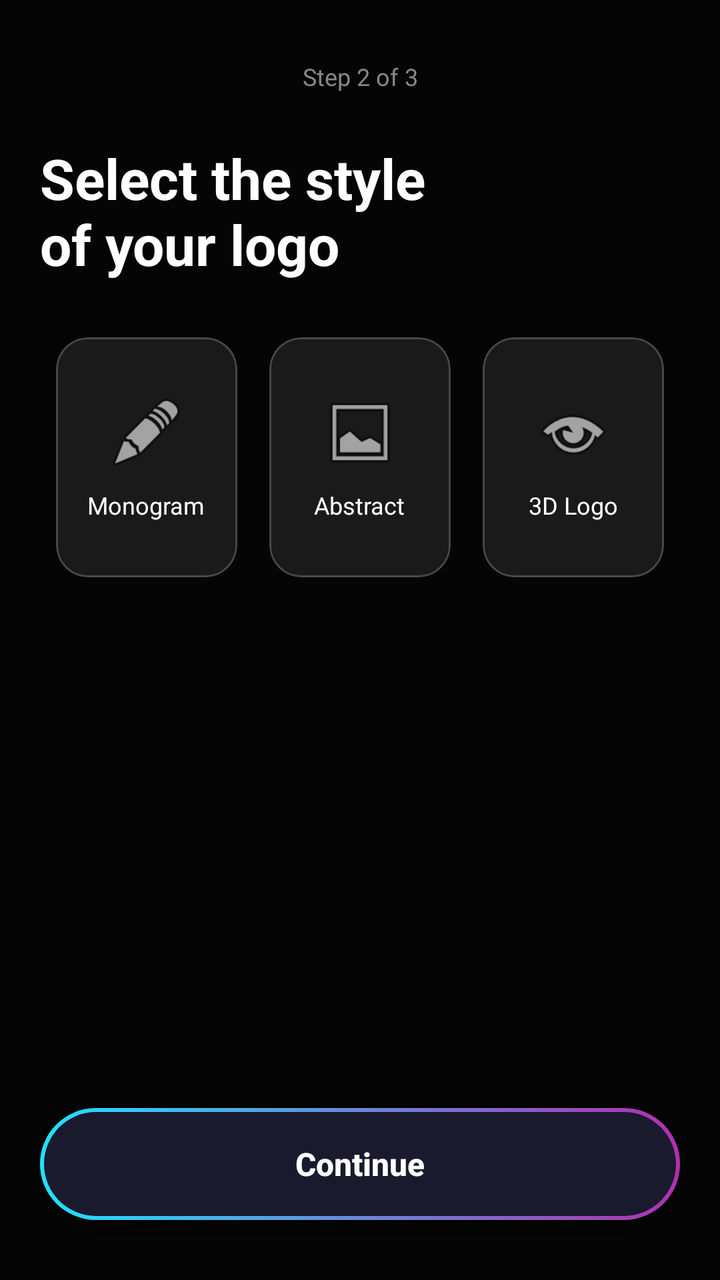
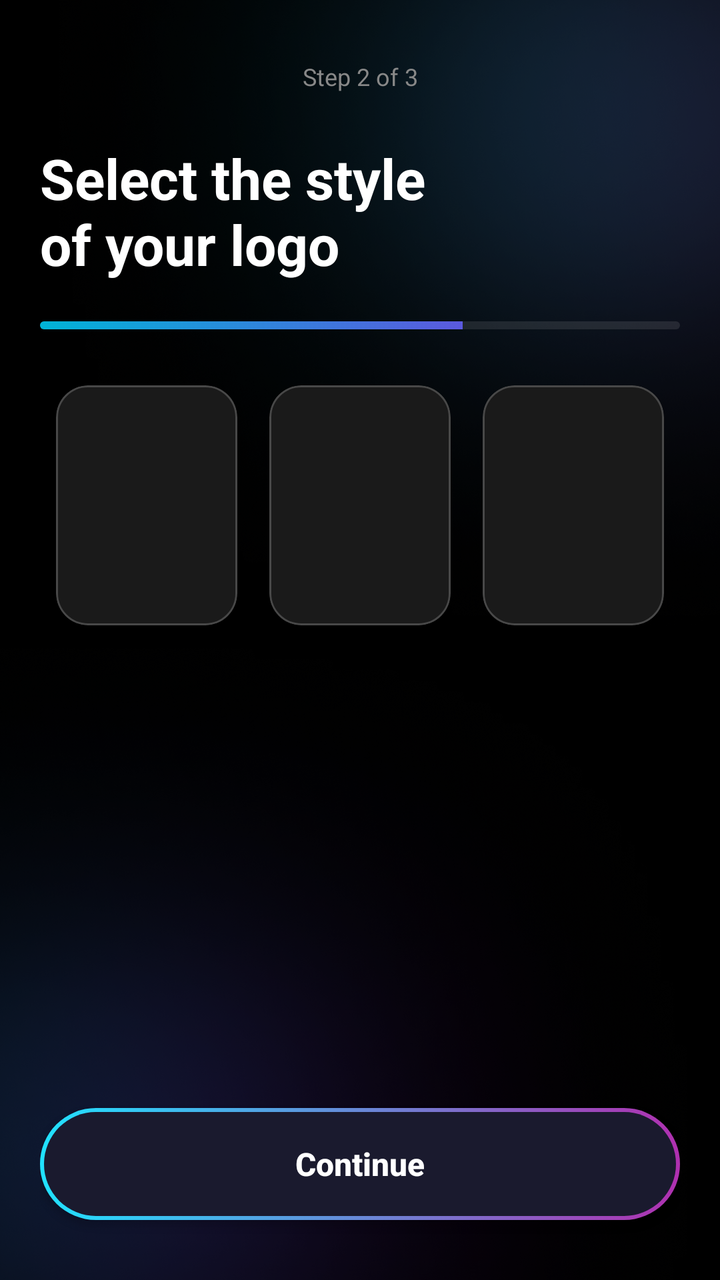

Before-and-after screenshots of an Android layout around one commit, followed by the original layout XML and the change that was made.
<!-- AndroidManifest.xml: application theme Theme.AILogoMaker -->
<!-- res/layout/fragment_style.xml -->
<?xml version="1.0" encoding="utf-8"?>
<androidx.constraintlayout.widget.ConstraintLayout xmlns:android="http://schemas.android.com/apk/res/android"
    xmlns:app="http://schemas.android.com/apk/res-auto"
    android:layout_width="match_parent"
    android:layout_height="match_parent"
    android:background="#050505"
    android:padding="20dp">

    <TextView
        android:id="@+id/tvStepCount"
        android:layout_width="wrap_content"
        android:layout_height="wrap_content"
        android:layout_marginTop="10dp"
        android:text="Step 2 of 3"
        android:textColor="#888888"
        android:textSize="12sp"
        app:layout_constraintEnd_toEndOf="parent"
        app:layout_constraintStart_toStartOf="parent"
        app:layout_constraintTop_toTopOf="parent" />

    <TextView
        android:id="@+id/tvTitle"
        android:layout_width="wrap_content"
        android:layout_height="wrap_content"
        android:layout_marginTop="24dp"
        android:text="Select the style\nof your logo"
        android:textColor="#FFFFFF"
        android:textSize="28sp"
        android:textStyle="bold"
        app:layout_constraintStart_toStartOf="parent"
        app:layout_constraintTop_toBottomOf="@id/tvStepCount" />

    <ScrollView
        android:layout_width="match_parent"
        android:layout_height="0dp"
        android:layout_marginTop="20dp"
        android:layout_marginBottom="20dp"
        app:layout_constraintBottom_toTopOf="@id/btnContinue"
        app:layout_constraintTop_toBottomOf="@id/tvTitle">

        <GridLayout
            android:layout_width="match_parent"
            android:layout_height="wrap_content"
            android:alignmentMode="alignMargins"
            android:columnCount="3"
            android:rowCount="2">

            <com.google.android.material.card.MaterialCardView
                android:id="@+id/cardMonogram"
                android:layout_width="0dp"
                android:layout_height="120dp"
                android:layout_columnWeight="1"
                android:layout_margin="8dp"
                app:cardBackgroundColor="#1A1A1A"
                app:cardCornerRadius="16dp"
                app:strokeColor="#33FFFFFF"
                app:strokeWidth="1dp">

                <LinearLayout
                    android:layout_width="match_parent"
                    android:layout_height="match_parent"
                    android:gravity="center"
                    android:orientation="vertical">

                    <ImageView
                        android:layout_width="40dp"
                        android:layout_height="40dp"
                        android:src="@android:drawable/ic_menu_edit" />

                    <TextView
                        android:layout_width="wrap_content"
                        android:layout_height="wrap_content"
                        android:layout_marginTop="8dp"
                        android:text="Monogram"
                        android:textColor="#FFFFFF"
                        android:textSize="12sp" />
                </LinearLayout>
            </com.google.android.material.card.MaterialCardView>

            <com.google.android.material.card.MaterialCardView
                android:id="@+id/cardAbstract"
                android:layout_width="0dp"
                android:layout_height="120dp"
                android:layout_columnWeight="1"
                android:layout_margin="8dp"
                app:cardBackgroundColor="#1A1A1A"
                app:cardCornerRadius="16dp"
                app:strokeColor="#33FFFFFF"
                app:strokeWidth="1dp">

                <LinearLayout
                    android:layout_width="match_parent"
                    android:layout_height="match_parent"
                    android:gravity="center"
                    android:orientation="vertical">

                    <ImageView
                        android:layout_width="40dp"
                        android:layout_height="40dp"
                        android:src="@android:drawable/ic_menu_gallery" />

                    <TextView
                        android:layout_width="wrap_content"
                        android:layout_height="wrap_content"
                        android:layout_marginTop="8dp"
                        android:text="Abstract"
                        android:textColor="#FFFFFF"
                        android:textSize="12sp" />
                </LinearLayout>
            </com.google.android.material.card.MaterialCardView>

            <com.google.android.material.card.MaterialCardView
                android:id="@+id/card3D"
                android:layout_width="0dp"
                android:layout_height="120dp"
                android:layout_columnWeight="1"
                android:layout_margin="8dp"
                app:cardBackgroundColor="#1A1A1A"
                app:cardCornerRadius="16dp"
                app:strokeColor="#33FFFFFF"
                app:strokeWidth="1dp">

                <LinearLayout
                    android:layout_width="match_parent"
                    android:layout_height="match_parent"
                    android:gravity="center"
                    android:orientation="vertical">

                    <ImageView
                        android:layout_width="40dp"
                        android:layout_height="40dp"
                        android:src="@android:drawable/ic_menu_view" />

                    <TextView
                        android:layout_width="wrap_content"
                        android:layout_height="wrap_content"
                        android:layout_marginTop="8dp"
                        android:text="3D Logo"
                        android:textColor="#FFFFFF"
                        android:textSize="12sp" />
                </LinearLayout>
            </com.google.android.material.card.MaterialCardView>

        </GridLayout>
    </ScrollView>

    <androidx.appcompat.widget.AppCompatButton
        android:id="@+id/btnContinue"
        android:layout_width="match_parent"
        android:layout_height="56dp"
        android:layout_marginBottom="10dp"
        android:background="@drawable/button_bg"
        android:text="Continue"
        android:textAllCaps="false"
        android:textColor="#FFFFFF"
        android:textSize="16sp"
        android:textStyle="bold"
        app:layout_constraintBottom_toBottomOf="parent" />

</androidx.constraintlayout.widget.ConstraintLayout>
<!-- resources referenced by this layout -->
<resources>
  <!-- drawable button_bg (drawable) -->
  <?xml version="1.0" encoding="utf-8"?>
  <layer-list xmlns:android="http://schemas.android.com/apk/res/android">
      <item>
          <shape android:shape="rectangle">
              <corners android:radius="30dp" />
              <gradient
                  android:startColor="#20E2FF"
                  android:endColor="#B030B0"
                  android:angle="0"
                  android:type="linear" />
          </shape>
      </item>
  
      <item
          android:bottom="2dp"
          android:left="2dp"
          android:right="2dp"
          android:top="2dp">
          <shape android:shape="rectangle">
              <corners android:radius="30dp" />
              <solid android:color="#1A1A2E" />
          </shape>
      </item>
  </layer-list>
  <style name="Theme.AILogoMaker" parent="Theme.MaterialComponents.DayNight.NoActionBar">
          <item name="colorPrimary">@color/purple_500</item>
          <item name="colorPrimaryVariant">@color/purple_700</item>
          <item name="colorOnPrimary">@color/white</item>
          <item name="colorSecondary">@color/teal_200</item>
          <item name="colorSecondaryVariant">@color/teal_700</item>
          <item name="colorOnSecondary">@color/black</item>
          <item name="android:statusBarColor">@android:color/transparent</item>
      </style>
  <color name="purple_500">#FF6200EE</color>
  <color name="purple_700">#FF3700B3</color>
  <color name="white">#FFFFFFFF</color>
  <color name="teal_200">#FF03DAC5</color>
  <color name="teal_700">#FF018786</color>
  <color name="black">#FF000000</color>
</resources>

<!-- the commit's change to res/layout/fragment_style.xml (unified diff, before → after) -->
@@ -3,8 +3,10 @@
     xmlns:app="http://schemas.android.com/apk/res-auto"
     android:layout_width="match_parent"
     android:layout_height="match_parent"
-    android:background="#050505"
-    android:padding="20dp">
+    android:background="@drawable/splash_screen_bg"
+    android:padding="20dp"
+    android:clickable="true"
+    android:focusable="true">
 
     <TextView
         android:id="@+id/tvStepCount"
@@ -30,118 +32,67 @@
         app:layout_constraintStart_toStartOf="parent"
         app:layout_constraintTop_toBottomOf="@id/tvStepCount" />
 
+    <ProgressBar
+        android:id="@+id/stepProgress"
+        style="?android:attr/progressBarStyleHorizontal"
+        android:layout_width="0dp"
+        android:layout_height="4dp"
+        android:layout_marginTop="20dp"
+        android:progress="66"
+        android:progressDrawable="@drawable/custom_progress"
+        app:layout_constraintEnd_toEndOf="parent"
+        app:layout_constraintStart_toStartOf="parent"
+        app:layout_constraintTop_toBottomOf="@id/tvTitle" />
+
     <ScrollView
         android:layout_width="match_parent"
         android:layout_height="0dp"
         android:layout_marginTop="20dp"
         android:layout_marginBottom="20dp"
         app:layout_constraintBottom_toTopOf="@id/btnContinue"
-        app:layout_constraintTop_toBottomOf="@id/tvTitle">
+        app:layout_constraintTop_toBottomOf="@id/stepProgress"> <GridLayout
+        android:layout_width="match_parent"
+        android:layout_height="wrap_content"
+        android:alignmentMode="alignMargins"
+        android:columnCount="3">
 
-        <GridLayout
-            android:layout_width="match_parent"
-            android:layout_height="wrap_content"
-            android:alignmentMode="alignMargins"
-            android:columnCount="3"
-            android:rowCount="2">
+        <com.google.android.material.card.MaterialCardView
+            android:id="@+id/cardMonogram"
+            android:layout_width="0dp"
+            android:layout_height="120dp"
+            android:layout_columnWeight="1"
+            android:layout_margin="8dp"
+            app:cardBackgroundColor="#1A1A1A"
+            app:cardCornerRadius="16dp"
+            app:strokeColor="#33FFFFFF"
+            app:strokeWidth="1dp">
+        </com.google.android.material.card.MaterialCardView>
 
-            <com.google.android.material.card.MaterialCardView
-                android:id="@+id/cardMonogram"
-                android:layout_width="0dp"
-                android:layout_height="120dp"
-                android:layout_columnWeight="1"
-                android:layout_margin="8dp"
-                app:cardBackgroundColor="#1A1A1A"
-                app:cardCornerRadius="16dp"
-                app:strokeColor="#33FFFFFF"
-                app:strokeWidth="1dp">
+        <com.google.android.material.card.MaterialCardView
+            android:id="@+id/cardAbstract"
+            android:layout_width="0dp"
+            android:layout_height="120dp"
+            android:layout_columnWeight="1"
+            android:layout_margin="8dp"
+            app:cardBackgroundColor="#1A1A1A"
+            app:cardCornerRadius="16dp"
+            app:strokeColor="#33FFFFFF"
+            app:strokeWidth="1dp">
+        </com.google.android.material.card.MaterialCardView>
 
-                <LinearLayout
-                    android:layout_width="match_parent"
-                    android:layout_height="match_parent"
-                    android:gravity="center"
-                    android:orientation="vertical">
+        <com.google.android.material.card.MaterialCardView
+            android:id="@+id/card3D"
+            android:layout_width="0dp"
+            android:layout_height="120dp"
+            android:layout_columnWeight="1"
+            android:layout_margin="8dp"
+            app:cardBackgroundColor="#1A1A1A"
+            app:cardCornerRadius="16dp"
+            app:strokeColor="#33FFFFFF"
+            app:strokeWidth="1dp">
+        </com.google.android.material.card.MaterialCardView>
 
-                    <ImageView
-                        android:layout_width="40dp"
-                        android:layout_height="40dp"
-                        android:src="@android:drawable/ic_menu_edit" />
-
-                    <TextView
-                        android:layout_width="wrap_content"
-                        android:layout_height="wrap_content"
-                        android:layout_marginTop="8dp"
-                        android:text="Monogram"
-                        android:textColor="#FFFFFF"
-                        android:textSize="12sp" />
-                </LinearLayout>
-            </com.google.android.material.card.MaterialCardView>
-
-            <com.google.android.material.card.MaterialCardView
-                android:id="@+id/cardAbstract"
-                android:layout_width="0dp"
-                android:layout_height="120dp"
-                android:layout_columnWeight="1"
-                android:layout_margin="8dp"
-                app:cardBackgroundColor="#1A1A1A"
-                app:cardCornerRadius="16dp"
-                app:strokeColor="#33FFFFFF"
-                app:strokeWidth="1dp">
-
-                <LinearLayout
-                    android:layout_width="match_parent"
-                    android:layout_height="match_parent"
-                    android:gravity="center"
-                    android:orientation="vertical">
-
-                    <ImageView
-                        android:layout_width="40dp"
-                        android:layout_height="40dp"
-                        android:src="@android:drawable/ic_menu_gallery" />
-
-                    <TextView
-                        android:layout_width="wrap_content"
-                        android:layout_height="wrap_content"
-                        android:layout_marginTop="8dp"
-                        android:text="Abstract"
-                        android:textColor="#FFFFFF"
-                        android:textSize="12sp" />
-                </LinearLayout>
-            </com.google.android.material.card.MaterialCardView>
-
-            <com.google.android.material.card.MaterialCardView
-                android:id="@+id/card3D"
-                android:layout_width="0dp"
-                android:layout_height="120dp"
-                android:layout_columnWeight="1"
-                android:layout_margin="8dp"
-                app:cardBackgroundColor="#1A1A1A"
-                app:cardCornerRadius="16dp"
-                app:strokeColor="#33FFFFFF"
-                app:strokeWidth="1dp">
-
-                <LinearLayout
-                    android:layout_width="match_parent"
-                    android:layout_height="match_parent"
-                    android:gravity="center"
-                    android:orientation="vertical">
-
-                    <ImageView
-                        android:layout_width="40dp"
-                        android:layout_height="40dp"
-                        android:src="@android:drawable/ic_menu_view" />
-
-                    <TextView
-                        android:layout_width="wrap_content"
-                        android:layout_height="wrap_content"
-                        android:layout_marginTop="8dp"
-                        android:text="3D Logo"
-                        android:textColor="#FFFFFF"
-                        android:textSize="12sp" />
-                </LinearLayout>
-            </com.google.android.material.card.MaterialCardView>
-
-        </GridLayout>
+    </GridLayout>
     </ScrollView>
 
     <androidx.appcompat.widget.AppCompatButton
<!-- resource entries referenced after the edit -->
@@ -25,6 +25,28 @@
           </shape>
       </item>
   </layer-list>
+  <!-- drawable custom_progress (drawable) -->
+  <?xml version="1.0" encoding="utf-8"?>
+  <layer-list xmlns:android="http://schemas.android.com/apk/res/android">
+      <item android:id="@android:id/background">
+          <shape>
+              <corners android:radius="10dp" />
+              <solid android:color="#1AFFFFFF" />
+          </shape>
+      </item>
+      <item android:id="@android:id/progress">
+          <clip>
+              <shape>
+                  <corners android:radius="10dp" />
+                  <gradient
+                      android:startColor="#00B4D8"
+                      android:endColor="#8A2BE2"
+                      android:angle="0" />
+              </shape>
+          </clip>
+      </item>
+  </layer-list>
+  <!-- drawable splash_screen_bg: png bitmap (drawable, 821432 bytes) -->
   <style name="Theme.AILogoMaker" parent="Theme.MaterialComponents.DayNight.NoActionBar">
           <item name="colorPrimary">@color/purple_500</item>
           <item name="colorPrimaryVariant">@color/purple_700</item>
